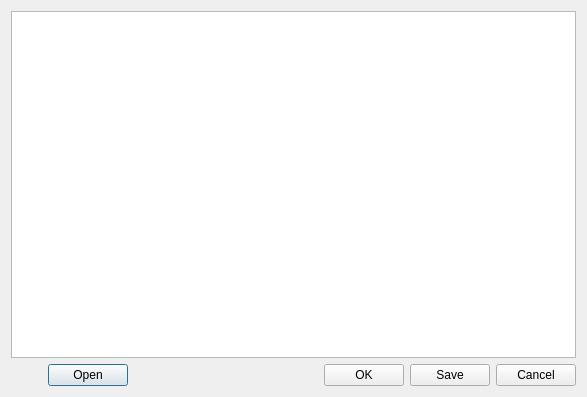
Qt form src/wallpapersplitter.ui (kstorbakken/wallpaper_splitter) before a commit.
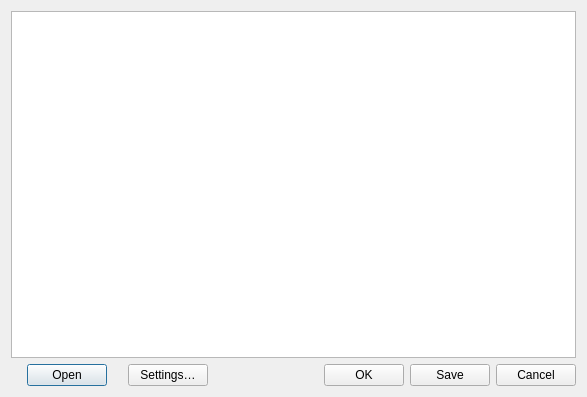
The same form after that commit. Icons and pictures are not drawn.

The edit to the form file:
```diff
--- a/src/wallpapersplitter.ui
+++ b/src/wallpapersplitter.ui
@@ -33,6 +33,13 @@
        </property>
       </widget>
      </item>
+     <item>
+      <widget class="QPushButton" name="settingsButton">
+       <property name="text">
+        <string>Settings…</string>
+       </property>
+      </widget>
+     </item>
      <item>
       <spacer name="horizontalSpacer">
        <property name="orientation">
```
